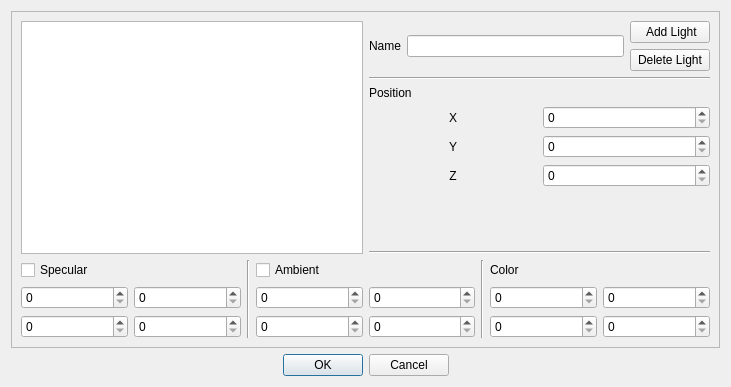
Old version of the form Ui/lightswindowqt.ui in the repository Vazquinhos/CatalunyaCircuit.
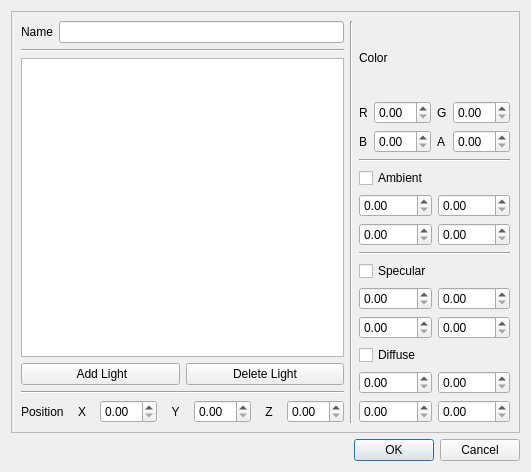
New version of the form.

What changed in the file:
```diff
--- a/Ui/lightswindowqt.ui
+++ b/Ui/lightswindowqt.ui
@@ -6,8 +6,8 @@
    <rect>
     <x>0</x>
     <y>0</y>
-    <width>731</width>
-    <height>387</height>
+    <width>531</width>
+    <height>472</height>
    </rect>
   </property>
   <property name="windowTitle">
@@ -22,18 +22,11 @@
      <property name="frameShadow">
       <enum>QFrame::Raised</enum>
      </property>
-     <layout class="QVBoxLayout" name="verticalLayout_7">
+     <layout class="QVBoxLayout" name="verticalLayout_6">
       <item>
        <layout class="QHBoxLayout" name="horizontalLayout_6">
         <item>
-         <widget class="QTableView" name="lightview">
-          <attribute name="horizontalHeaderVisible">
-           <bool>true</bool>
-          </attribute>
-         </widget>
-        </item>
-        <item>
-         <layout class="QVBoxLayout" name="verticalLayout_8">
+         <layout class="QVBoxLayout" name="verticalLayout_3">
           <item>
            <layout class="QHBoxLayout" name="horizontalLayout">
             <item>
@@ -46,8 +39,24 @@
             <item>
              <widget class="QLineEdit" name="_lineEdit_name"/>
             </item>
+           </layout>
+          </item>
             <item>
-             <layout class="QVBoxLayout" name="verticalLayout_3">
+           <widget class="Line" name="line_5">
+            <property name="orientation">
+             <enum>Qt::Horizontal</enum>
+            </property>
+           </widget>
+          </item>
+          <item>
+           <widget class="QTableView" name="lightview">
+            <attribute name="horizontalHeaderVisible">
+             <bool>false</bool>
+            </attribute>
+           </widget>
+          </item>
+          <item>
+           <layout class="QHBoxLayout" name="horizontalLayout_5">
               <item>
                <widget class="QPushButton" name="add_pb">
                 <property name="text">
@@ -64,8 +73,6 @@
               </item>
              </layout>
             </item>
-           </layout>
-          </item>
           <item>
            <widget class="Line" name="line_4">
             <property name="orientation">
@@ -74,7 +81,7 @@
            </widget>
           </item>
           <item>
-           <layout class="QVBoxLayout" name="verticalLayout_6">
+           <layout class="QHBoxLayout" name="horizontalLayout_7">
             <item>
              <widget class="QLabel" name="label_5">
               <property name="text">
@@ -83,8 +90,6 @@
              </widget>
             </item>
             <item>
-             <layout class="QHBoxLayout" name="horizontalLayout_2">
-              <item>
                <widget class="QLabel" name="label_6">
                 <property name="text">
                  <string>X</string>
@@ -95,12 +100,8 @@
                </widget>
               </item>
               <item>
-               <widget class="QSpinBox" name="x_sb"/>
-              </item>
-             </layout>
-            </item>
-            <item>
-             <layout class="QHBoxLayout" name="horizontalLayout_3">
+             <widget class="QDoubleSpinBox" name="doubleSpinBox"/>
+            </item>
               <item>
                <widget class="QLabel" name="label_7">
                 <property name="text">
@@ -112,12 +113,8 @@
                </widget>
               </item>
               <item>
-               <widget class="QSpinBox" name="y_sb"/>
-              </item>
-             </layout>
-            </item>
-            <item>
-             <layout class="QHBoxLayout" name="horizontalLayout_4">
+             <widget class="QDoubleSpinBox" name="doubleSpinBox_2"/>
+            </item>
               <item>
                <widget class="QLabel" name="label_8">
                 <property name="text">
@@ -129,106 +126,21 @@
                </widget>
               </item>
               <item>
-               <widget class="QSpinBox" name="z_sb"/>
+             <widget class="QDoubleSpinBox" name="doubleSpinBox_3"/>
               </item>
              </layout>
             </item>
            </layout>
           </item>
-          <item>
-           <spacer name="verticalSpacer">
-            <property name="orientation">
-             <enum>Qt::Vertical</enum>
-            </property>
-            <property name="sizeHint" stdset="0">
-             <size>
-              <width>20</width>
-              <height>40</height>
-             </size>
-            </property>
-           </spacer>
-          </item>
           <item>
            <widget class="Line" name="line_3">
             <property name="orientation">
-             <enum>Qt::Horizontal</enum>
-            </property>
-           </widget>
-          </item>
-         </layout>
-        </item>
-       </layout>
-      </item>
-      <item>
-       <layout class="QHBoxLayout" name="horizontalLayout_5">
-        <item>
-         <layout class="QVBoxLayout" name="verticalLayout_4">
-          <item>
-           <layout class="QGridLayout" name="gridLayout_3">
-            <item row="2" column="0">
-             <widget class="QSpinBox" name="specular_sb3"/>
-            </item>
-            <item row="0" column="0">
-             <widget class="QCheckBox" name="specular_cb">
-              <property name="text">
-               <string>Specular</string>
-              </property>
-             </widget>
-            </item>
-            <item row="2" column="1">
-             <widget class="QSpinBox" name="specular_sb4"/>
-            </item>
-            <item row="1" column="1">
-             <widget class="QSpinBox" name="specular_sb2"/>
-            </item>
-            <item row="1" column="0">
-             <widget class="QSpinBox" name="specular_sb1"/>
-            </item>
-           </layout>
-          </item>
-         </layout>
-        </item>
-        <item>
-         <widget class="Line" name="line">
-          <property name="orientation">
            <enum>Qt::Vertical</enum>
           </property>
          </widget>
         </item>
         <item>
-         <layout class="QVBoxLayout" name="verticalLayout_5">
-          <item>
-           <widget class="QCheckBox" name="ambient_cb">
-            <property name="text">
-             <string>Ambient</string>
-            </property>
-           </widget>
-          </item>
-          <item>
-           <layout class="QGridLayout" name="gridLayout_2">
-            <item row="0" column="1">
-             <widget class="QSpinBox" name="ambient_sb2"/>
-            </item>
-            <item row="0" column="0">
-             <widget class="QSpinBox" name="ambient_sb1"/>
-            </item>
-            <item row="1" column="0">
-             <widget class="QSpinBox" name="ambient_sb3"/>
-            </item>
-            <item row="1" column="1">
-             <widget class="QSpinBox" name="ambient_sb4"/>
-            </item>
-           </layout>
-          </item>
-         </layout>
-        </item>
-        <item>
-         <widget class="Line" name="line_2">
-          <property name="orientation">
-           <enum>Qt::Vertical</enum>
-          </property>
-         </widget>
-        </item>
+         <layout class="QVBoxLayout" name="verticalLayout_7">
         <item>
          <layout class="QVBoxLayout" name="verticalLayout_2">
           <item>
@@ -240,25 +152,149 @@
           </item>
           <item>
            <layout class="QGridLayout" name="gridLayout">
+              <item row="0" column="0">
+               <widget class="QLabel" name="label_3">
+                <property name="text">
+                 <string>R</string>
+                </property>
+               </widget>
+              </item>
+              <item row="1" column="1">
+               <widget class="QDoubleSpinBox" name="_color_blue"/>
+              </item>
+              <item row="1" column="3">
+               <widget class="QDoubleSpinBox" name="_color_alpha"/>
+              </item>
             <item row="0" column="1">
-             <widget class="QSpinBox" name="colors_sb2"/>
-            </item>
+               <widget class="QDoubleSpinBox" name="_color_red"/>
+              </item>
+              <item row="0" column="3">
+               <widget class="QDoubleSpinBox" name="_color_green"/>
+              </item>
+              <item row="0" column="2">
+               <widget class="QLabel" name="label_4">
+                <property name="text">
+                 <string>G</string>
+                </property>
+               </widget>
+              </item>
+              <item row="1" column="0">
+               <widget class="QLabel" name="label_9">
+                <property name="text">
+                 <string>B</string>
+                </property>
+               </widget>
+              </item>
+              <item row="1" column="2">
+               <widget class="QLabel" name="label_10">
+                <property name="text">
+                 <string>A</string>
+                </property>
+               </widget>
+              </item>
+             </layout>
+            </item>
+            <item>
+             <widget class="Line" name="line_2">
+              <property name="orientation">
+               <enum>Qt::Horizontal</enum>
+              </property>
+             </widget>
+            </item>
+           </layout>
+          </item>
+          <item>
+           <layout class="QVBoxLayout" name="verticalLayout_5">
+            <item>
+             <widget class="QCheckBox" name="ambient_cb">
+              <property name="text">
+               <string>Ambient</string>
+              </property>
+             </widget>
+            </item>
+            <item>
+             <layout class="QGridLayout" name="gridLayout_2">
+              <item row="1" column="0">
+               <widget class="QDoubleSpinBox" name="sb_ambient3"/>
+              </item>
+              <item row="1" column="1">
+               <widget class="QDoubleSpinBox" name="sb_ambient4"/>
+              </item>
             <item row="0" column="0">
-             <widget class="QSpinBox" name="colors_sb1"/>
-            </item>
+               <widget class="QDoubleSpinBox" name="sb_ambient1"/>
+              </item>
+              <item row="0" column="1">
+               <widget class="QDoubleSpinBox" name="sb_ambient2"/>
+              </item>
+             </layout>
+            </item>
+           </layout>
+          </item>
+          <item>
+           <widget class="Line" name="line">
+            <property name="orientation">
+             <enum>Qt::Horizontal</enum>
+            </property>
+           </widget>
+          </item>
+          <item>
+           <layout class="QVBoxLayout" name="verticalLayout_4">
+            <item>
+             <layout class="QGridLayout" name="gridLayout_3">
+              <item row="0" column="0" colspan="2">
+               <widget class="QCheckBox" name="specular_cb">
+                <property name="text">
+                 <string>Specular</string>
+                </property>
+               </widget>
+              </item>
+              <item row="2" column="0">
+               <widget class="QDoubleSpinBox" name="sb_specular3"/>
+              </item>
             <item row="1" column="0">
-             <widget class="QSpinBox" name="colors_sb3"/>
+               <widget class="QDoubleSpinBox" name="sb_specular1"/>
             </item>
             <item row="1" column="1">
-             <widget class="QSpinBox" name="colors_sb4"/>
-            </item>
-           </layout>
-          </item>
+               <widget class="QDoubleSpinBox" name="sb_specular2"/>
+              </item>
+              <item row="2" column="1">
+               <widget class="QDoubleSpinBox" name="sb_specular4"/>
+              </item>
+             </layout>
+            </item>
+            <item>
+             <layout class="QGridLayout" name="gridLayout_4">
+              <item row="1" column="0">
+               <widget class="QDoubleSpinBox" name="sb_diffuse1"/>
+              </item>
+              <item row="2" column="0">
+               <widget class="QDoubleSpinBox" name="sb_diffuse3"/>
+              </item>
+              <item row="0" column="0" colspan="2">
+               <widget class="QCheckBox" name="diffuse_cb">
+                <property name="text">
+                 <string>Diffuse</string>
+                </property>
+               </widget>
+              </item>
+              <item row="1" column="1">
+               <widget class="QDoubleSpinBox" name="sb_diffuse2"/>
+              </item>
+              <item row="2" column="1">
+               <widget class="QDoubleSpinBox" name="sb_diffuse4"/>
+              </item>
          </layout>
         </item>
        </layout>
       </item>
      </layout>
+        </item>
+       </layout>
+      </item>
+     </layout>
+     <zorder>verticalLayoutWidget</zorder>
+     <zorder>verticalLayoutWidget</zorder>
+     <zorder>horizontalLayoutWidget_4</zorder>
     </widget>
    </item>
    <item>
@@ -270,7 +306,7 @@
       <set>QDialogButtonBox::Cancel|QDialogButtonBox::Ok</set>
      </property>
      <property name="centerButtons">
-      <bool>true</bool>
+      <bool>false</bool>
      </property>
     </widget>
    </item>
```
Lines whose indentation alone changed are shown as unchanged.
